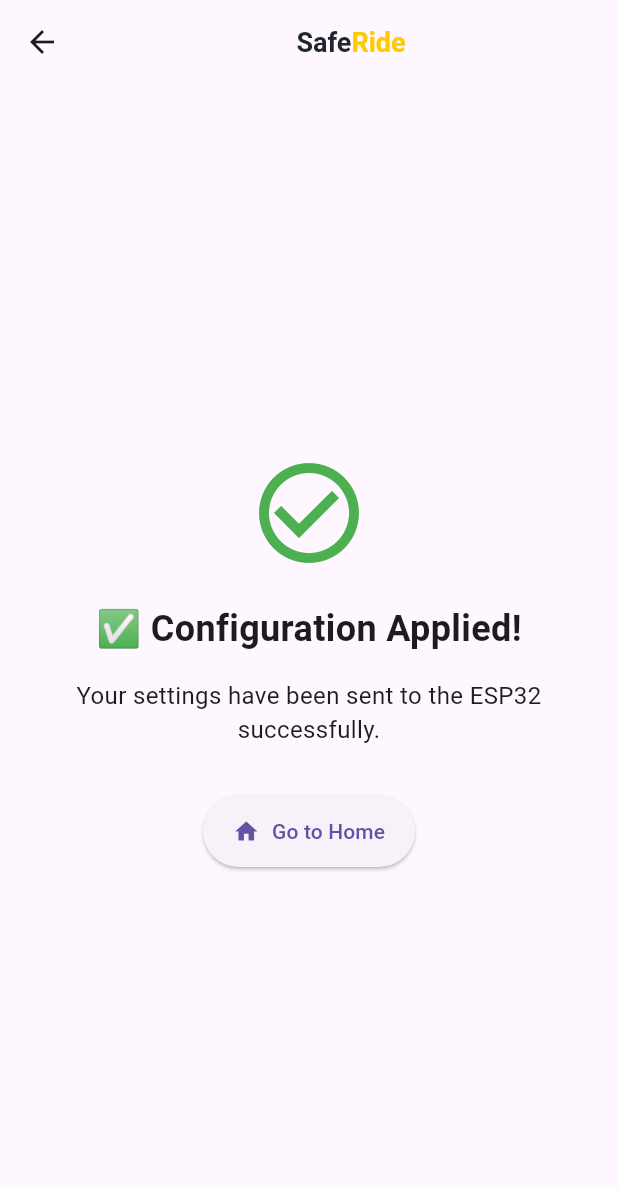
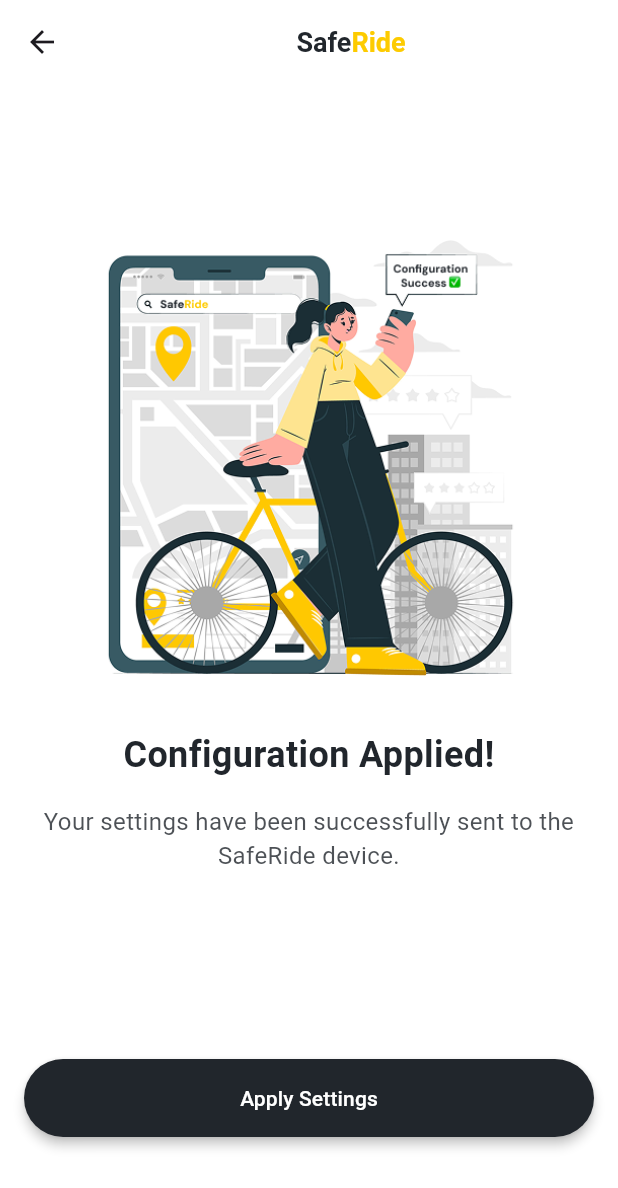
Before and after one commit to Yaser-Yjj/Safe-Ride-App, a Flutter app: the DoneScreen screen opened by its route, on a phone screen of 412 x 824 dp. Shown: the top 1188 px of the screen. Run offline on Flutter 3.47's test engine with Material 3 defaults, Android fonts, the phone set to English and light mode, and no system bars; our stand-ins replace flutter_svg, geolocator, google_maps_flutter, permission_handler; missing offline and left inert: app_settings; Roboto replaces fonts that are missing (DM Sans); project files that could hold a hidden picture were left out.

Commit message:
update UI : Done Screen

```diff
--- a/lib/presentation/pages/onboarding/configration/0x01_connect_device.dart
+++ b/lib/presentation/pages/onboarding/configration/0x01_connect_device.dart
@@ -34,7 +34,7 @@
       await espService.connect(ip, port);
       if (espService.connected) {
         setState(() {
-          response = "Connected to ESP32!";
+          response = "Connected to Device!";
         });
         _startListening();
       } else {
@@ -65,7 +65,7 @@
           c.darkColor,
         );
       } else if (receivedMessage == "disconnected") {
-        showCustomSnackBar(context, "Disconnected from ESP32", c.darkColor);
+        showCustomSnackBar(context, "Disconnected from Device", c.darkColor);
       }
     });
   }
@@ -99,7 +99,7 @@
               style: TextStyle(color: c.darkColor),
             ),
             content: Text(
-              "Have you connected to the ESP32 hotspot?",
+              "Have you connected to the Device hotspot?",
               style: TextStyle(color: c.darkColor),
             ),
             actions: [
--- a/lib/presentation/pages/onboarding/configration/0x02_wifi_config_screen.dart
+++ b/lib/presentation/pages/onboarding/configration/0x02_wifi_config_screen.dart
@@ -132,7 +132,7 @@
                 decoration: InputDecoration(
                   labelText: "Wi-Fi SSID",
                   labelStyle: TextStyle(color: c.darkColor),
-                  hintText: "e.g. MyHomeNetwork",
+                  hintText: "e.g. SafeRide Device",
                   hintStyle: TextStyle(color: c.darkColor.withOpacity(0.6)),
                   prefixIcon: Icon(Icons.wifi, color: c.darkColor),
                   filled: true,
--- a/lib/presentation/pages/onboarding/done_screen.dart
+++ b/lib/presentation/pages/onboarding/done_screen.dart
@@ -1,4 +1,5 @@
 import 'package:flutter/material.dart';
+import 'package:safe_ride_app/core/theme/theme.dart';
 import 'package:safe_ride_app/presentation/routes/app_routes.dart';
 import 'package:safe_ride_app/presentation/widgets/main/app_bar.dart';
 
@@ -9,39 +10,65 @@
   Widget build(BuildContext context) {
     return Scaffold(
       appBar: CustomAppBar(),
+      backgroundColor: c.lightColor,
       body: Padding(
-        padding: const EdgeInsets.all(20),
+        padding: const EdgeInsets.fromLTRB(20, 60, 20, 20),
         child: Column(
           mainAxisAlignment: MainAxisAlignment.center,
+          crossAxisAlignment: CrossAxisAlignment.center,
           children: [
-            Icon(Icons.check_circle_outline, size: 80, color: Colors.green),
-            SizedBox(height: 20),
+            Container(
+              width: 300,
+              height: 300,
+              child: Image.asset('assets/images/Configuration_Success.png'),
+            ),
+
+            SizedBox(height: 32),
+
             Text(
-              "✅ Configuration Applied!",
+              "Configuration Applied!",
               textAlign: TextAlign.center,
-              style: TextStyle(fontSize: 24, fontWeight: FontWeight.bold),
+              style: TextStyle(
+                fontSize: 24,
+                fontWeight: FontWeight.bold,
+                color: c.darkColor,
+              ),
             ),
+
             SizedBox(height: 16),
+
             Text(
-              "Your settings have been sent to the ESP32 successfully.",
+              "Your settings have been successfully sent to the SafeRide device.",
               textAlign: TextAlign.center,
-              style: TextStyle(fontSize: 16),
-            ),
-            SizedBox(height: 32),
-            ElevatedButton.icon(
-              onPressed: () {
-                if (!context.mounted) return;
-                Navigator.popAndPushNamed(context, AppRoutes.mainScreen);
-              },
-              icon: Icon(Icons.home),
-              label: Text("Go to Home"),
-              style: ElevatedButton.styleFrom(
-                padding: EdgeInsets.symmetric(horizontal: 20, vertical: 14),
+              style: TextStyle(
+                fontSize: 16,
+                color: c.darkColor.withOpacity(0.8),
               ),
             ),
           ],
         ),
       ),
+      bottomNavigationBar: Container(
+        margin: const EdgeInsets.symmetric(vertical: 50),
+        padding: const EdgeInsets.all(16),
+        color: Colors.transparent,
+        child: ElevatedButton(
+          onPressed: () {
+            if (!context.mounted) return;
+            Navigator.popAndPushNamed(context, AppRoutes.mainScreen);
+          },
+          style: ElevatedButton.styleFrom(
+            backgroundColor: c.darkColor,
+            foregroundColor: c.lightColor,
+            padding: const EdgeInsets.symmetric(vertical: 16),
+            shape: RoundedRectangleBorder(
+              borderRadius: BorderRadius.circular(40),
+            ),
+            elevation: 3,
+          ),
+          child: Text("Apply Settings"),
+        ),
+      ),
     );
   }
 }
```
Also changed, not shown: assets/images/Configuration_Success.png (added).
